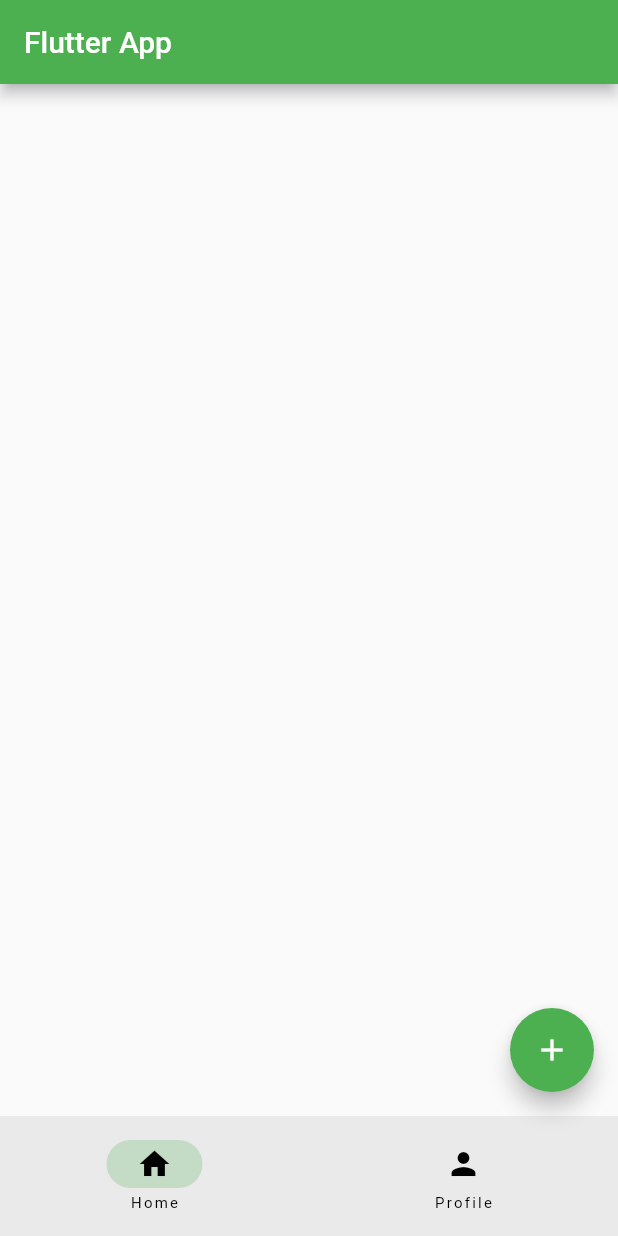
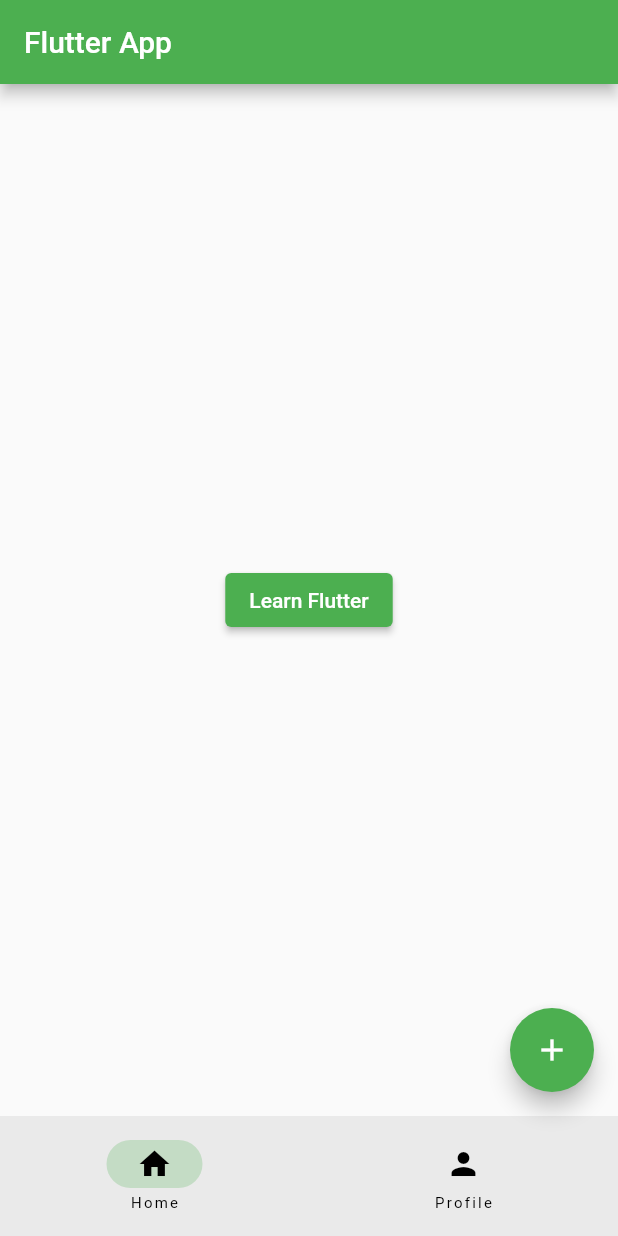
Before and after one commit to hammadbinsajjad/fluttermapp_tutorial, a Flutter app: the screen it shows after launch, on a phone screen of 412 x 824 dp. Run offline on Flutter 3.47's test engine with Material 2 defaults, Android fonts, the light colour scheme and no system bars.

Commit message:
Added pages and home button

```diff
--- /dev/null
+++ b/lib/home_page.dart
@@ -0,0 +1,21 @@
+import 'package:flutter/material.dart';
+import 'package:fluttermapp_tutorial/learn_flutter_page.dart';
+
+class HomePage extends StatelessWidget {
+  const HomePage({super.key});
+
+  @override
+  Widget build(BuildContext context) {
+    return Center(
+        child: ElevatedButton(
+      onPressed: () {
+        Navigator.of(context).push(
+          MaterialPageRoute(builder: (BuildContext context) {
+            return const LearnFlutterPage();
+          }),
+        );
+      },
+      child: const Text("Learn Flutter"),
+    ));
+  }
+}
--- a/lib/main.dart
+++ b/lib/main.dart
@@ -1,4 +1,5 @@
 import 'package:flutter/material.dart';
+import 'package:fluttermapp_tutorial/home_page.dart';
 
 void main() {
   runApp(const MyApp());
@@ -33,6 +34,7 @@
       appBar: AppBar(
         title: const Text("Flutter App"),
       ),
+      body: const HomePage(),
       floatingActionButton: FloatingActionButton(
         onPressed: () {
           debugPrint("Floating Action Button Clicked");
```
Also changed, not shown: lib/learn_flutter_page.dart (added, +15 -0 lines).
